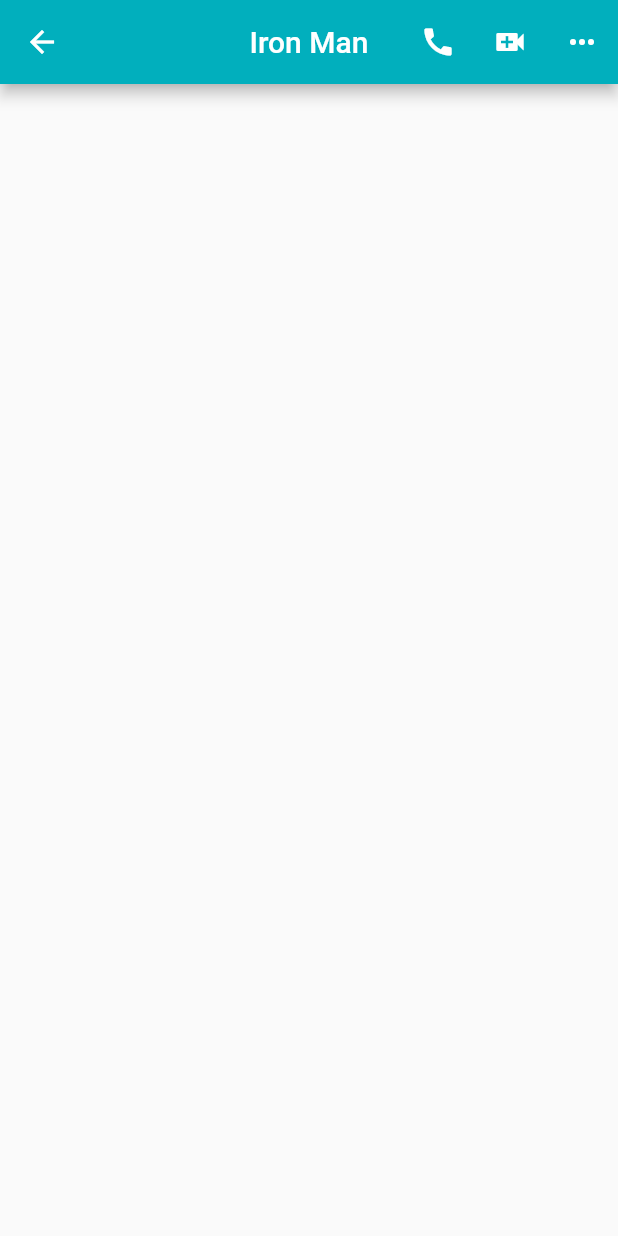
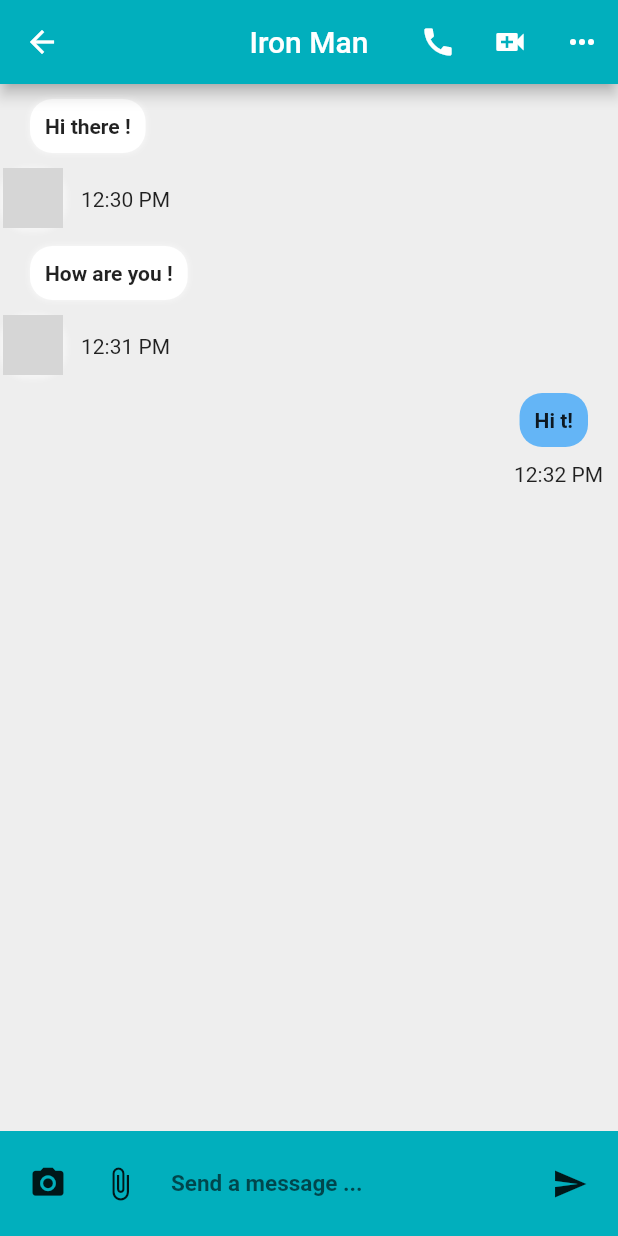
Before and after one commit to MohamedGouaouri/chat_app, a Flutter app: the screen it shows after launch, after a tap on "Iron Man", on a phone screen of 412 x 824 dp. Run offline on Flutter 3.47's test engine with Material 2 defaults, Android fonts, the phone set to English and light mode, and no system bars; missing offline and left inert: dart:html; Roboto replaces fonts that are missing (KleeOne); grey boxes are pictures that could not be loaded.

Commit message:
finished chat screen UI

```diff
--- a/lib/views/chat_screen.dart
+++ b/lib/views/chat_screen.dart
@@ -11,9 +11,51 @@ class ChatScreen extends StatefulWidget {
 }
 
 class _ChatScreenState extends State<ChatScreen> {
+  Widget sendMessageArea() {
+    return Container(
+      padding: EdgeInsets.all(8.0),
+      height: 70,
+      color: Theme.of(context).primaryColor,
+      child: Row(
+        children: [
+          IconButton(
+            iconSize: 25,
+            icon: Icon(
+              Icons.photo_camera,
+            ),
+            onPressed: () {},
+          ),
+          IconButton(
+            onPressed: () {},
+            icon: Icon(
+              Icons.attach_file,
+            ),
+          ),
+          Expanded(
+            child: Container(
+              margin: EdgeInsets.symmetric(horizontal: 10),
+              child: TextField(
+                decoration:
+                    InputDecoration.collapsed(hintText: "Send a message ..."),
+                style: TextStyle(fontSize: 15, fontWeight: FontWeight.w600),
+              ),
+            ),
+          ),
+          IconButton(
+            onPressed: () {},
+            icon: Icon(
+              Icons.send,
+            ),
+          ),
+        ],
+      ),
+    );
+  }
+
   @override
   Widget build(BuildContext context) {
     return Scaffold(
+      backgroundColor: Colors.grey.shade200,
       appBar: AppBar(
         iconTheme: IconThemeData(color: Colors.white),
         title: Text(
@@ -36,6 +78,141 @@ class _ChatScreenState extends State<ChatScreen> {
           IconButton(onPressed: () {}, icon: Icon(Icons.more_horiz)),
         ],
       ),
+      body: Column(
+        children: [
+          Expanded(
+            child: Column(
+              children: [
+                buildSenderMessageWidget(
+                    maxWidth: MediaQuery.of(context).size.width * 0.65,
+                    messageBody: "Hi there !",
+                    at: "12:30 PM",
+                    sender: widget.user),
+                buildSenderMessageWidget(
+                    maxWidth: MediaQuery.of(context).size.width * 0.65,
+                    messageBody: "How are you !",
+                    at: "12:31 PM",
+                    sender: widget.user),
+                buildOwnerMessageWidget(
+                    maxWidth: MediaQuery.of(context).size.width * 0.65,
+                    messageBody: "Hi t!",
+                    at: "12:32 PM",
+                    sender: widget.user),
+              ],
+            ),
+          ),
+          // input area
+          sendMessageArea()
+        ],
+      ),
     );
   }
 }
+
+// Build a left message bubble of the a friend
+buildSenderMessageWidget(
+    {required User sender,
+    required double maxWidth,
+    required String messageBody,
+    required String at}) {
+  return Column(
+    crossAxisAlignment: CrossAxisAlignment.start,
+    children: [
+      Container(
+        alignment: Alignment.topLeft,
+        child: Container(
+          constraints: BoxConstraints(
+            maxWidth: maxWidth,
+          ),
+          padding: EdgeInsets.all(10.0),
+          margin: EdgeInsets.symmetric(vertical: 10, horizontal: 20),
+          decoration: BoxDecoration(
+            color: Colors.white,
+            borderRadius: BorderRadius.circular(15),
+            boxShadow: [
+              BoxShadow(
+                color: Colors.grey.shade100,
+                spreadRadius: 1,
+                blurRadius: 2,
+              )
+            ],
+          ),
+          child: Text(
+            messageBody,
+            style: TextStyle(
+              fontWeight: FontWeight.w700,
+            ),
+          ),
+        ),
+      ),
+      Container(
+        child: Row(
+          children: [
+            Container(
+              padding: EdgeInsets.fromLTRB(2, 0, 2, 2),
+              child: CircleAvatar(
+                radius: 20,
+                backgroundImage: AssetImage(sender.imageUrl),
+              ),
+              decoration: BoxDecoration(
+                  borderRadius: BorderRadius.all(
+                    Radius.circular(20),
+                  ),
+                  boxShadow: [
+                    BoxShadow(
+                      color: Colors.grey.shade100,
+                      spreadRadius: 1,
+                      blurRadius: 2,
+                    )
+                  ]),
+            ),
+            SizedBox(
+              width: 10,
+            ),
+            Text(at),
+          ],
+        ),
+      )
+    ],
+  );
+}
+
+// Builds the message bubble of the owner
+buildOwnerMessageWidget(
+    {required User sender,
+    required double maxWidth,
+    required String messageBody,
+    required String at}) {
+  return Container(
+    child: Column(
+      crossAxisAlignment: CrossAxisAlignment.start,
+      children: [
+        Container(
+          alignment: Alignment.topRight,
+          child: Container(
+            constraints: BoxConstraints(
+              maxWidth: maxWidth,
+            ),
+            padding: EdgeInsets.all(10.0),
+            margin: EdgeInsets.symmetric(vertical: 10, horizontal: 20),
+            decoration: BoxDecoration(
+              color: Colors.blue.shade300,
+              borderRadius: BorderRadius.circular(15),
+            ),
+            child: Text(
+              messageBody,
+              style: TextStyle(
+                fontWeight: FontWeight.w700,
+              ),
+            ),
+          ),
+        ),
+        Container(
+          padding: EdgeInsets.only(right: 10),
+          alignment: Alignment.topRight,
+          child: Text(at),
+        ),
+      ],
+    ),
+  );
+}
```
